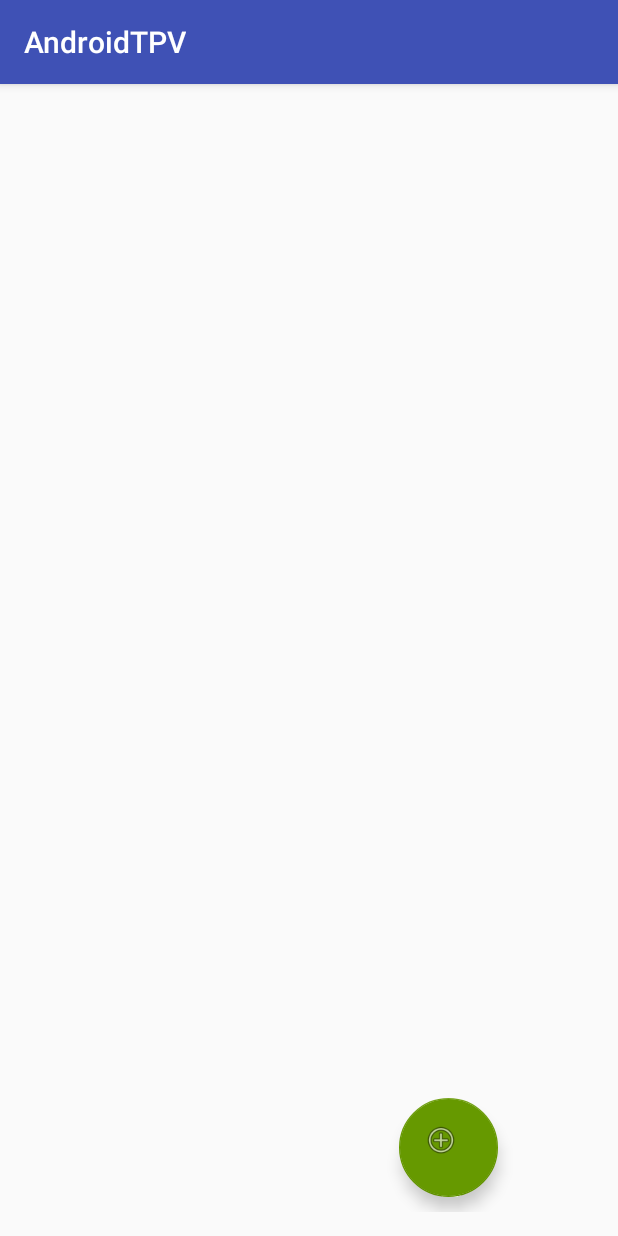
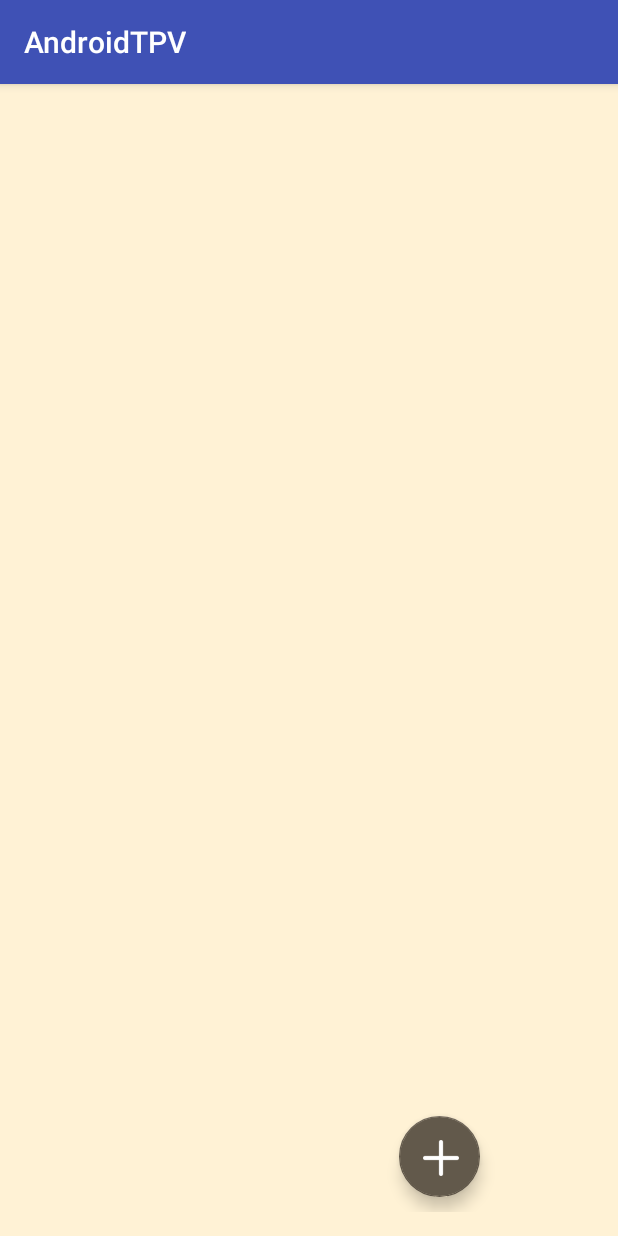
Before and after one commit to SergioCuevas/BakeryTPV-Android, an Android app: the MainActivity screen opened directly, with no data from a screen before it, on a phone screen of 412 x 824 dp. Run offline under Robolectric (Android 15) with nearby library versions, the phone set to English and light mode, and no system bars; 1 statement that could not run was skipped.

Commit message:
cambio de estilos background list y botón add

```diff
--- a/app/src/main/res/layout/activity_main.xml
+++ b/app/src/main/res/layout/activity_main.xml
@@ -9,17 +9,20 @@
     android:paddingLeft="@dimen/activity_horizontal_margin"
     android:paddingRight="@dimen/activity_horizontal_margin"
     android:paddingTop="@dimen/activity_vertical_margin"
-    tools:context="com.bakery.dam.androidtpv.controller.activities.main.MainActivity">
+    tools:context="com.bakery.dam.androidtpv.controller.activities.main.MainActivity"
+    android:background="#FFF2D5">
+
 
     <android.support.design.widget.FloatingActionButton
         android:id="@+id/add"
-        android:layout_width="66dp"
-        android:layout_height="66dp"
+        android:layout_width="54dp"
+        android:layout_height="54dp"
         android:layout_gravity="bottom"
         android:layout_marginLeft="250dp"
         android:layout_marginBottom="10dp"
-        app:srcCompat="@android:drawable/ic_menu_add"
-        app:backgroundTint="@android:color/holo_green_dark" />
+        app:srcCompat="@drawable/add"
+        android:padding="@dimen/activity_horizontal_margin"
+        app:backgroundTint="#62594B" />
     <FrameLayout
         android:layout_width="match_parent"
         android:layout_height="match_parent"
```
Also changed, not shown: app/src/main/res/drawable/add.png (added).
